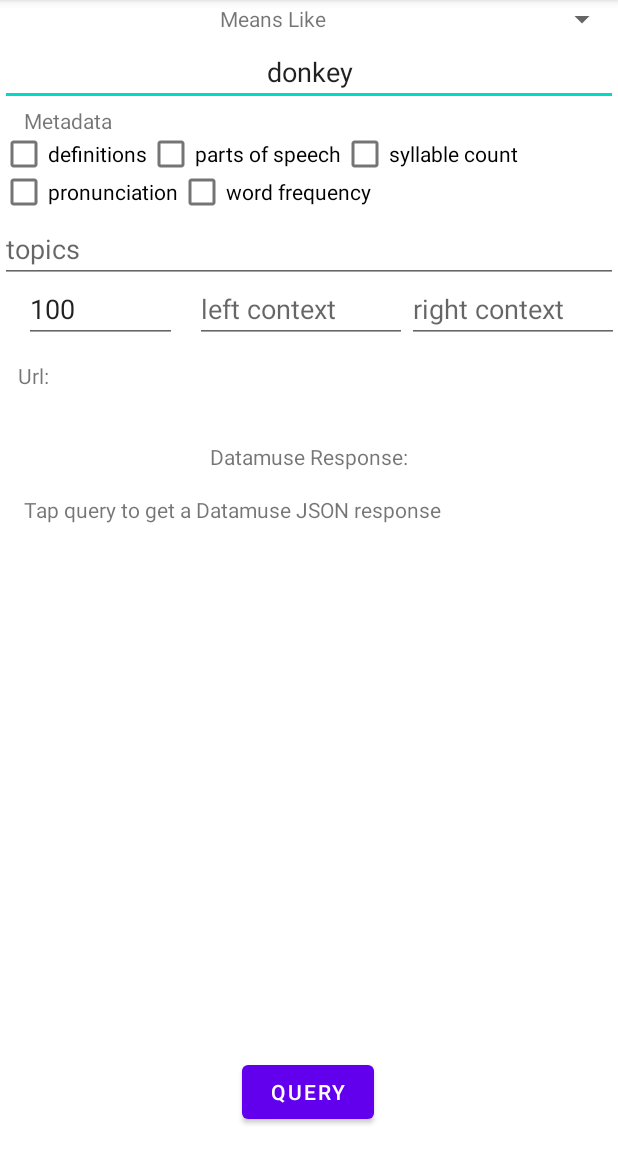
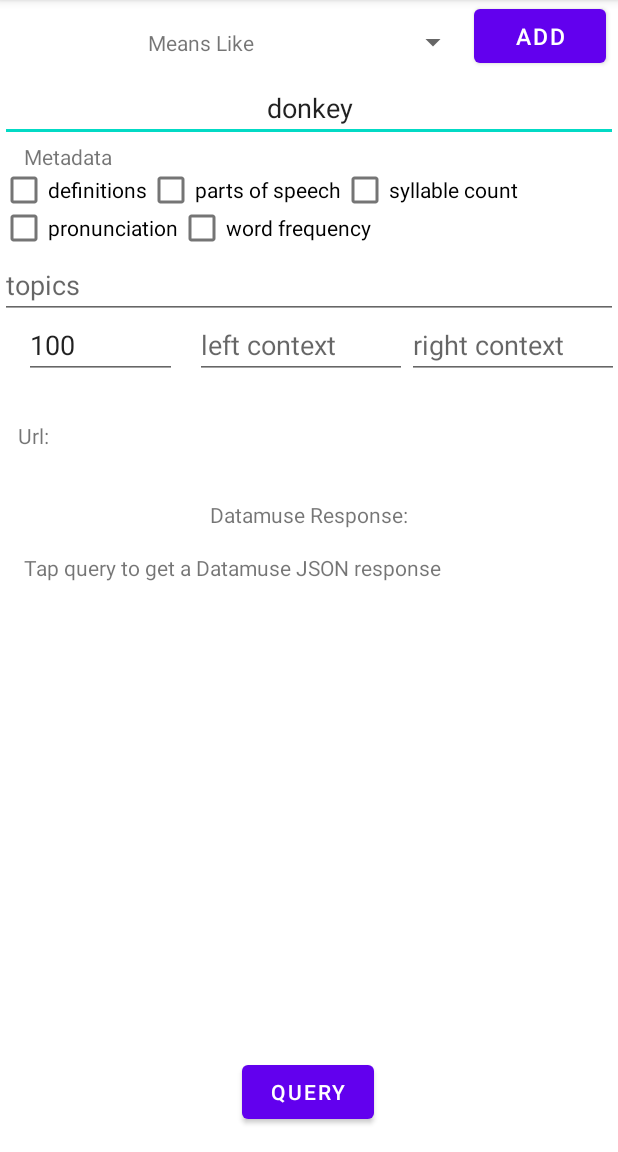
Before and after one commit to ivoGanev/DatamuseKotlin, an Android app: the screen it shows after launch (DatamuseActivity), on a phone screen of 412 x 824 dp, the part 84-1236 px from its top. Run offline under Robolectric (Android 15) with nearby library versions, the phone set to English and light mode, and no system bars.

Commit message:
Modify layout to be used with adding hard constraints

```diff
--- a/app/src/main/java/com/ivo/ganev/datamuse_kotlin/feature/api/UrlModel.kt
+++ b/app/src/main/java/com/ivo/ganev/datamuse_kotlin/feature/api/UrlModel.kt
@@ -44,7 +44,7 @@ class UrlModel(private val binding: DatamuseDemoActivityBinding) :
         binding.cbWordFrequency to MetadataFlag.WORD_FREQUENCY
     )
 
-    override fun constraint(): HardConstraint {
+    override fun constraint(): Set<HardConstraint> {
         val spinnerConstraint = binding.hardConstraintSpinner.selectedItem as ConstraintElement
         val spinnerCode = binding.relatedWordsSpinner.selectedItem as String
         val code = RelatedWordsElement.codeMap[spinnerCode] ?: Code.APPROXIMATE_RHYMES
--- a/app/src/main/java/com/ivo/ganev/datamuse_kotlin/feature/api/UrlModelBase.kt
+++ b/app/src/main/java/com/ivo/ganev/datamuse_kotlin/feature/api/UrlModelBase.kt
@@ -33,7 +33,7 @@ abstract class UrlModelBase {
      * All Datamuse /words endpoint queries require a single hard constraint
      * to return a meaningful result
      * */
-    abstract fun constraint(): HardConstraint
+    abstract fun constraint(): Set<HardConstraint>
 
     /**
      * Override to build query with topics
--- a/app/src/main/res/layout/datamuse_demo_activity.xml
+++ b/app/src/main/res/layout/datamuse_demo_activity.xml
@@ -31,7 +31,7 @@
         android:layout_width="366dp"
         android:layout_height="40dp"
         android:layout_marginStart="8dp"
-        android:layout_marginTop="12dp"
+        android:layout_marginTop="28dp"
         app:layout_constraintEnd_toEndOf="parent"
         app:layout_constraintHorizontal_bias="0.0"
         app:layout_constraintStart_toEndOf="@+id/tv_url_query_label"
@@ -67,11 +67,12 @@
 
     <Spinner
         android:id="@+id/hard_constraint_spinner"
-        android:layout_width="match_parent"
-        android:layout_height="25dp"
+        android:layout_width="309dp"
+        android:layout_height="42dp"
+        android:layout_marginTop="8dp"
         android:gravity="center"
-        app:layout_constraintEnd_toEndOf="parent"
-        app:layout_constraintHorizontal_bias="0.0"
+        app:layout_constraintBottom_toBottomOf="@+id/btn_add_constraint"
+        app:layout_constraintEnd_toStartOf="@+id/btn_add_constraint"
         app:layout_constraintStart_toStartOf="parent"
         app:layout_constraintTop_toTopOf="parent" />
 
@@ -79,6 +80,7 @@
         android:id="@+id/related_words_spinner"
         android:layout_width="match_parent"
         android:layout_height="25dp"
+        android:layout_marginTop="8dp"
         android:gravity="center"
         app:layout_constraintEnd_toEndOf="parent"
         app:layout_constraintHorizontal_bias="0.0"
@@ -200,4 +202,26 @@
         app:layout_constraintStart_toStartOf="parent"
         app:layout_constraintTop_toBottomOf="@+id/cb_word_frequency" />
 
+    <com.google.android.material.chip.ChipGroup
+        app:singleLine="true"
+        android:id="@+id/cg_hard_constraints"
+        android:layout_width="wrap_content"
+        android:layout_height="wrap_content"
+        app:layout_constraintBottom_toTopOf="@+id/tv_url"
+        app:layout_constraintEnd_toEndOf="parent"
+        app:layout_constraintStart_toStartOf="parent"
+        app:layout_constraintTop_toBottomOf="@+id/et_lc">
+
+    </com.google.android.material.chip.ChipGroup>
+
+    <Button
+        android:id="@+id/btn_add_constraint"
+        android:layout_width="wrap_content"
+        android:layout_height="0dp"
+        android:layout_marginEnd="8dp"
+        android:text="Add"
+        android:textSize="15sp"
+        app:layout_constraintEnd_toEndOf="parent"
+        app:layout_constraintTop_toTopOf="parent" />
+
 </androidx.constraintlayout.widget.ConstraintLayout>
--- a/datamuse-kotlin/src/main/java/com/ivo/ganev/datamuse_kotlin/configuration/WordsEndpointQueryConfig.kt
+++ b/datamuse-kotlin/src/main/java/com/ivo/ganev/datamuse_kotlin/configuration/WordsEndpointQueryConfig.kt
@@ -31,7 +31,7 @@ abstract class QueryConfig {
 }
 
 open class WordsEndpointQueryConfig(
-    @JvmField val hardConstraint: HardConstraint? = null,
+    @JvmField val hardConstraint: Set<HardConstraint?>,
     @JvmField val topic: Topic? = null,
     @JvmField val leftContext: LeftContext? = null,
     @JvmField val rightContext: RightContext? = null,
@@ -43,6 +43,6 @@ open class WordsEndpointQueryConfig(
         get() = "words"
 
     override fun getQuery(): List<EndpointKeyValue?> {
-        return listOf(hardConstraint, topic, leftContext, rightContext, maxResults, metadata)
+        return listOf(*hardConstraint.toTypedArray(), topic, leftContext, rightContext, maxResults, metadata)
     }
 }
--- a/datamuse-kotlin/src/main/java/com/ivo/ganev/datamuse_kotlin/exceptions/Exceptions.kt
+++ b/datamuse-kotlin/src/main/java/com/ivo/ganev/datamuse_kotlin/exceptions/Exceptions.kt
@@ -18,4 +18,4 @@ package com.ivo.ganev.datamuse_kotlin.exceptions
 /**
  * Thrown when a hard constraint has not been specified
  * */
-class UnspecifiedHardConstraintException(message: String?) : Exception(message)
+class IllegalHardConstraintState(message: String?) : Exception(message)
```
Also changed, not shown: datamuse-kotlin/src/main/java/com/ivo/ganev/datamuse_kotlin/configuration/WordsEndpointBuilder.kt (+7 -7 lines), datamuse-kotlin/src/main/java/com/ivo/ganev/datamuse_kotlin/endpoint/words/WordsEndpoint.kt (+15 -11 lines), 1 other file.
